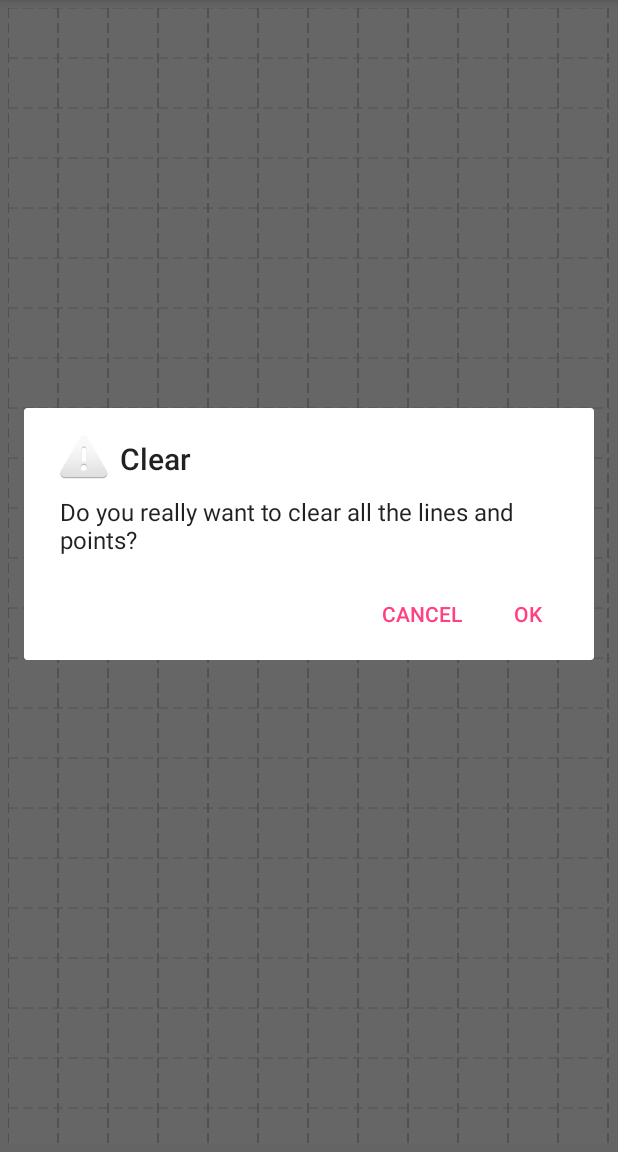
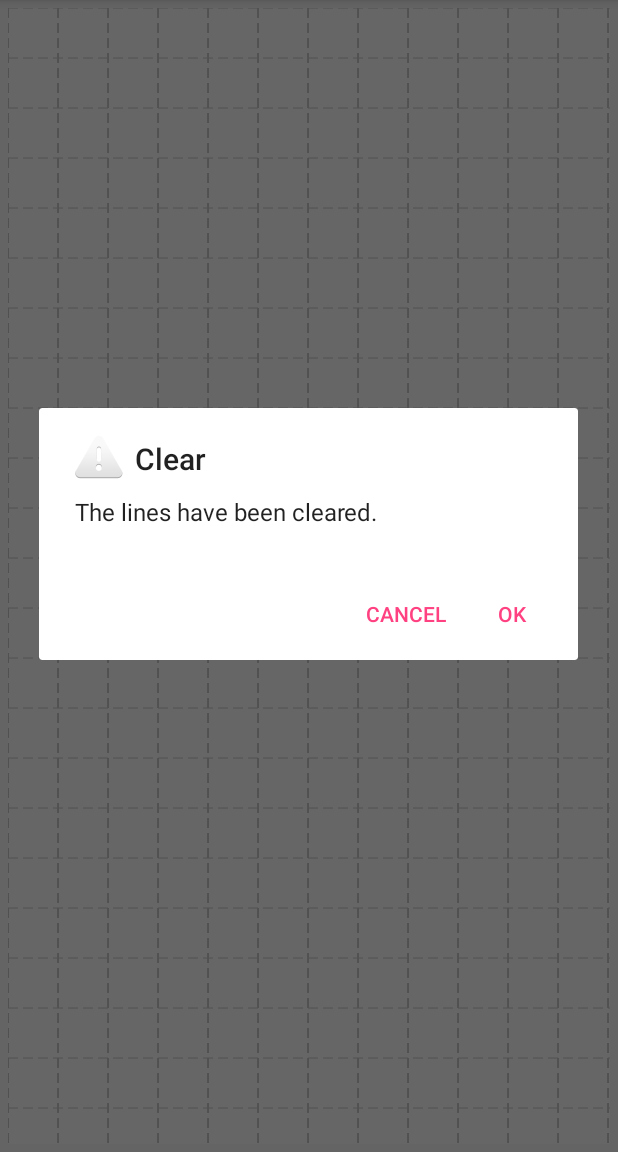
Before and after one commit to beving/stringart, an Android app: the screen it shows after launch (MainActivity), in the options menu, after a tap on "Clear", on a phone screen of 412 x 824 dp, the part 84-1236 px from its top. Run offline under Robolectric (Android 15) with nearby library versions, the phone set to English and light mode, and no system bars.

Commit message:
Remove hard coded strings.

```diff
--- a/app/src/main/java/com/marksoft/stringart/MainActivity.java
+++ b/app/src/main/java/com/marksoft/stringart/MainActivity.java
@@ -53,20 +53,15 @@ public class MainActivity extends AppCompatActivity {
             /*case (R.id.action_settings): {
                 Intent intent = new Intent(MainActivity.this, SettingsActivity.class);
                 MainActivity.this.startActivity(intent);
-
-                return true;
             }*/
             case (R.id.action_undo): {
-                Log.d("MainActivity", "action_undo");
                 getDrawingView().undoAdditionOfLastPoint();
                 break;
             }
             case (R.id.action_clear): {
-                Log.d("MainActivity", "action_clear");
-
                 new AlertDialog.Builder(this)
-                        .setTitle("Clear")
-                        .setMessage("Do you really want to clear all the lines and points?")
+                        .setTitle(R.string.clear)
+                        .setMessage(R.string.cleared)
                         .setIcon(android.R.drawable.ic_dialog_alert)
                         .setPositiveButton(android.R.string.yes, new DialogInterface.OnClickListener() {
                             public void onClick(DialogInterface dialog, int whichButton) {
@@ -77,8 +72,6 @@ public class MainActivity extends AppCompatActivity {
                 break;
             }
             case (R.id.action_connect): {
-                Log.d("MainActivity", "action_connect");
-
                 if (!getDrawingView().drawLines()) {
                     Toast.makeText(getBaseContext(), getResources().getString(R.string.pointless),
                             Toast.LENGTH_LONG).show();
@@ -86,27 +79,21 @@ public class MainActivity extends AppCompatActivity {
                 break;
             }
             case (R.id.action_change_color): {
-                Log.d("MainActivity", "action_change_color");
                 new ColorDialog().colorDialog(getBaseContext(), getDrawingView(),
                         getSupportFragmentManager());
                 break;
             }
             case (R.id.action_line_thickness): {
-                Log.d("MainActivity", "action_line_thickness");
                 new NumberChooserDialog().open(MainActivity.this, getDrawingView(), item.getItemId());
                 getDrawingView().drawLines();
                 break;
             }
             case (R.id.action_toggle_grid): {
-                Log.d("MainActivity", "action_toggle_grid");
-
                 //Set to the opposite of what it is currently
                 getDataFragment().setDrawDottedLines(!getDataFragment().isDrawDottedLines());
                 break;
             }
             case (R.id.action_grid_size): {
-                Log.d("MainActivity", "action_grid_size");
-
                 new NumberChooserDialog().open(MainActivity.this, getDrawingView(), item.getItemId());
                 break;
             }
```
